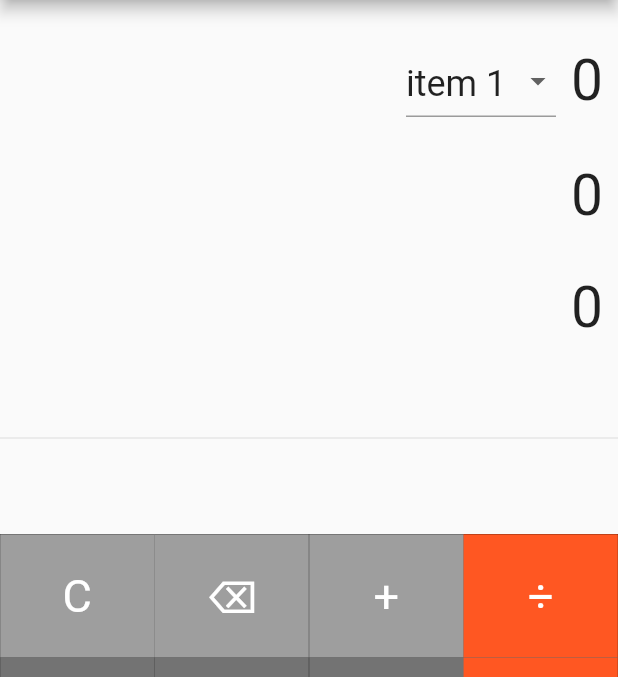
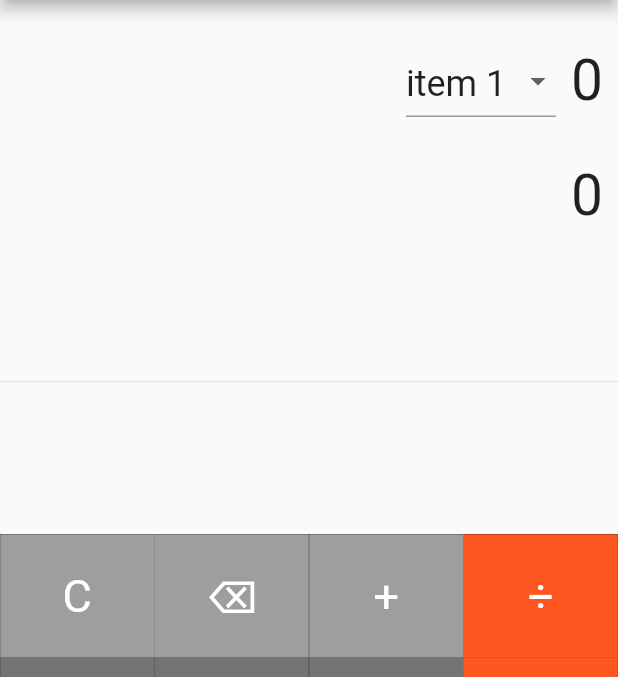
Before and after one commit to CameronWhitworth/flutterCalculator, a Flutter app: the screen it shows after launch, on a phone screen of 412 x 824 dp, the part 84-761 px from its top. Run offline on Flutter 3.47's test engine with Material 2 defaults, Android fonts, the phone set to English and light mode, and no system bars; our stand-ins replace math_expressions.

Commit message:
change to display

```diff
--- a/lib/main.dart
+++ b/lib/main.dart
@@ -130,14 +130,14 @@ class _SimpleCalculatorState extends State<SimpleCalculator> {
               ],
             ),
           ),
-          Container(
-            alignment: Alignment.centerRight,
-            padding: EdgeInsets.fromLTRB(10, 30, 10, 0),
-            child: Text(
-              equation,
-              style: TextStyle(fontSize: equationFontSize),
-            ),
-          ),
+          // Container(
+          //   alignment: Alignment.centerRight,
+          //   padding: EdgeInsets.fromLTRB(10, 30, 10, 0),
+          //   child: Text(
+          //     equation,
+          //     style: TextStyle(fontSize: equationFontSize),
+          //   ),
+          // ),
           Container(
             alignment: Alignment.centerRight,
             padding: EdgeInsets.fromLTRB(10, 30, 10, 0),
```
